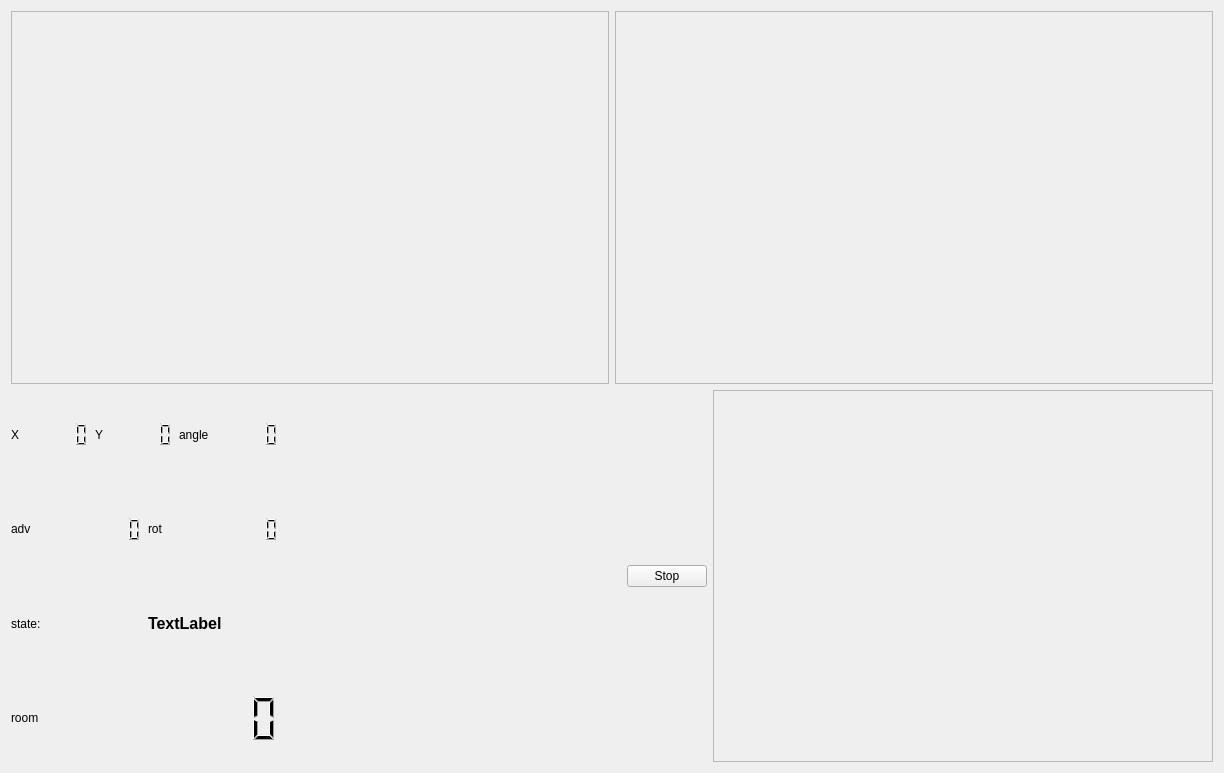
This is components/room_detector_pytorch_cpp/src/mainUI.ui in robocomp/robocomp-shadow as Qt 5 draws it before an edit. The edited form follows.
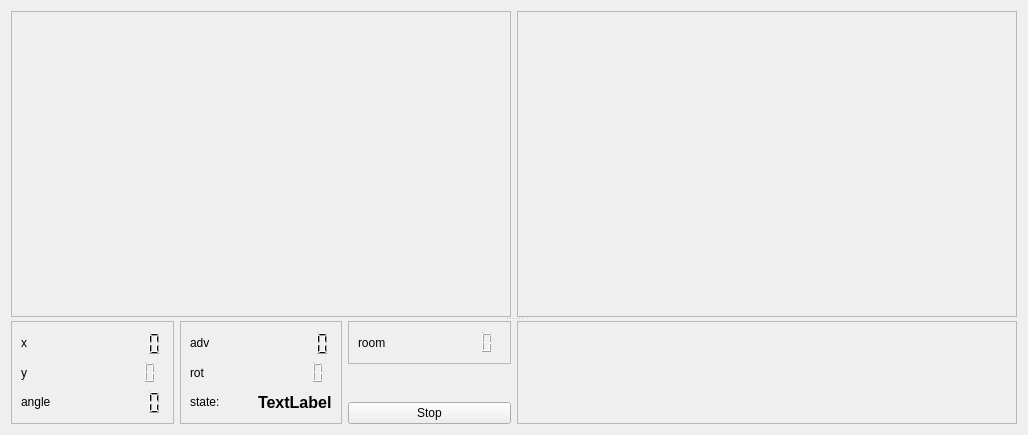
This is the edited form.

Diff of the .ui file:
```diff
--- a/components/room_detector_pytorch_cpp/src/mainUI.ui
+++ b/components/room_detector_pytorch_cpp/src/mainUI.ui
@@ -6,17 +6,20 @@
    <rect>
     <x>0</x>
     <y>0</y>
-    <width>1224</width>
-    <height>773</height>
+    <width>1026</width>
+    <height>435</height>
    </rect>
   </property>
   <property name="windowTitle">
    <string>Localiser</string>
   </property>
-  <layout class="QVBoxLayout" name="verticalLayout_3">
+  <layout class="QVBoxLayout" name="verticalLayout_7">
    <item>
-    <layout class="QVBoxLayout" name="verticalLayout_2">
-     <item>
+    <widget class="QSplitter" name="splitter">
+     <property name="orientation">
+      <enum>Qt::Vertical</enum>
+     </property>
+     <widget class="QWidget" name="">
       <layout class="QHBoxLayout" name="horizontalLayout_17">
        <item>
         <widget class="QFrame" name="frame">
@@ -63,21 +66,26 @@
         </widget>
        </item>
       </layout>
-     </item>
-     <item>
-      <layout class="QHBoxLayout" name="horizontalLayout_9">
-       <item>
-        <layout class="QHBoxLayout" name="horizontalLayout_18">
-         <item>
-          <layout class="QVBoxLayout" name="verticalLayout">
-           <item>
+     </widget>
+     <widget class="QWidget" name="">
             <layout class="QHBoxLayout" name="horizontalLayout_7">
              <item>
+        <widget class="QFrame" name="frame_3">
+         <property name="frameShape">
+          <enum>QFrame::StyledPanel</enum>
+         </property>
+         <property name="frameShadow">
+          <enum>QFrame::Raised</enum>
+         </property>
+         <layout class="QVBoxLayout" name="verticalLayout_2">
+          <item>
+           <layout class="QVBoxLayout" name="verticalLayout">
+            <item>
               <layout class="QHBoxLayout" name="horizontalLayout_2">
                <item>
                 <widget class="QLabel" name="label">
                  <property name="text">
-                  <string>X</string>
+                 <string>x</string>
                  </property>
                 </widget>
                </item>
@@ -103,7 +111,7 @@
                <item>
                 <widget class="QLabel" name="label_2">
                  <property name="text">
-                  <string>Y</string>
+                 <string>y</string>
                  </property>
                 </widget>
                </item>
@@ -146,8 +154,20 @@
              </item>
             </layout>
            </item>
+         </layout>
+        </widget>
+       </item>
            <item>
-            <layout class="QHBoxLayout" name="horizontalLayout_8">
+        <widget class="QFrame" name="frame_4">
+         <property name="frameShape">
+          <enum>QFrame::StyledPanel</enum>
+         </property>
+         <property name="frameShadow">
+          <enum>QFrame::Raised</enum>
+         </property>
+         <layout class="QVBoxLayout" name="verticalLayout_4">
+          <item>
+           <layout class="QVBoxLayout" name="verticalLayout_3">
              <item>
               <layout class="QHBoxLayout" name="horizontalLayout_4">
                <item>
@@ -189,8 +209,6 @@
                </item>
               </layout>
              </item>
-            </layout>
-           </item>
            <item>
             <layout class="QHBoxLayout" name="horizontalLayout">
              <item>
@@ -215,6 +233,22 @@
              </item>
             </layout>
            </item>
+           </layout>
+          </item>
+         </layout>
+        </widget>
+       </item>
+       <item>
+        <layout class="QVBoxLayout" name="verticalLayout_6">
+         <item>
+          <widget class="QFrame" name="frame_5">
+           <property name="frameShape">
+            <enum>QFrame::StyledPanel</enum>
+           </property>
+           <property name="frameShadow">
+            <enum>QFrame::Raised</enum>
+           </property>
+           <layout class="QVBoxLayout" name="verticalLayout_5">
            <item>
             <layout class="QHBoxLayout" name="horizontalLayout_10">
              <item>
@@ -239,16 +273,17 @@
             </layout>
            </item>
           </layout>
+          </widget>
          </item>
          <item>
-          <spacer name="horizontalSpacer">
+          <spacer name="verticalSpacer">
            <property name="orientation">
-            <enum>Qt::Horizontal</enum>
+            <enum>Qt::Vertical</enum>
            </property>
            <property name="sizeHint" stdset="0">
             <size>
-             <width>40</width>
-             <height>20</height>
+             <width>20</width>
+             <height>18</height>
             </size>
            </property>
           </spacer>
@@ -282,8 +317,8 @@
         </widget>
        </item>
       </layout>
-     </item>
-    </layout>
+     </widget>
+    </widget>
    </item>
   </layout>
  </widget>
```
Lines whose indentation alone changed are shown as unchanged.
